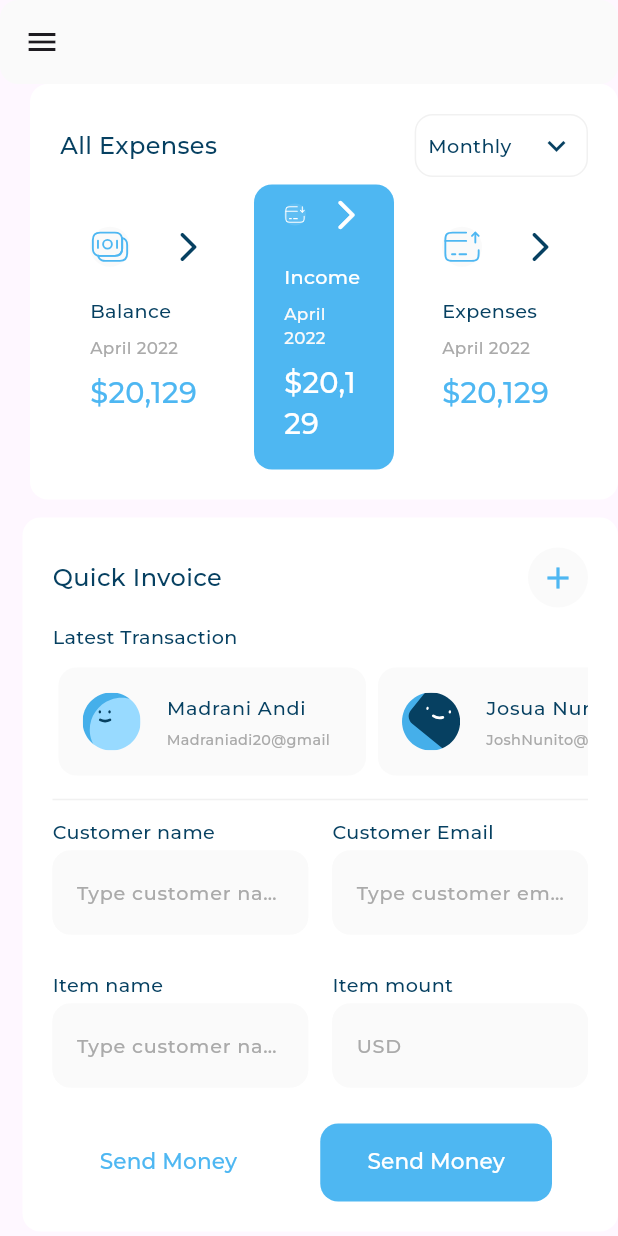
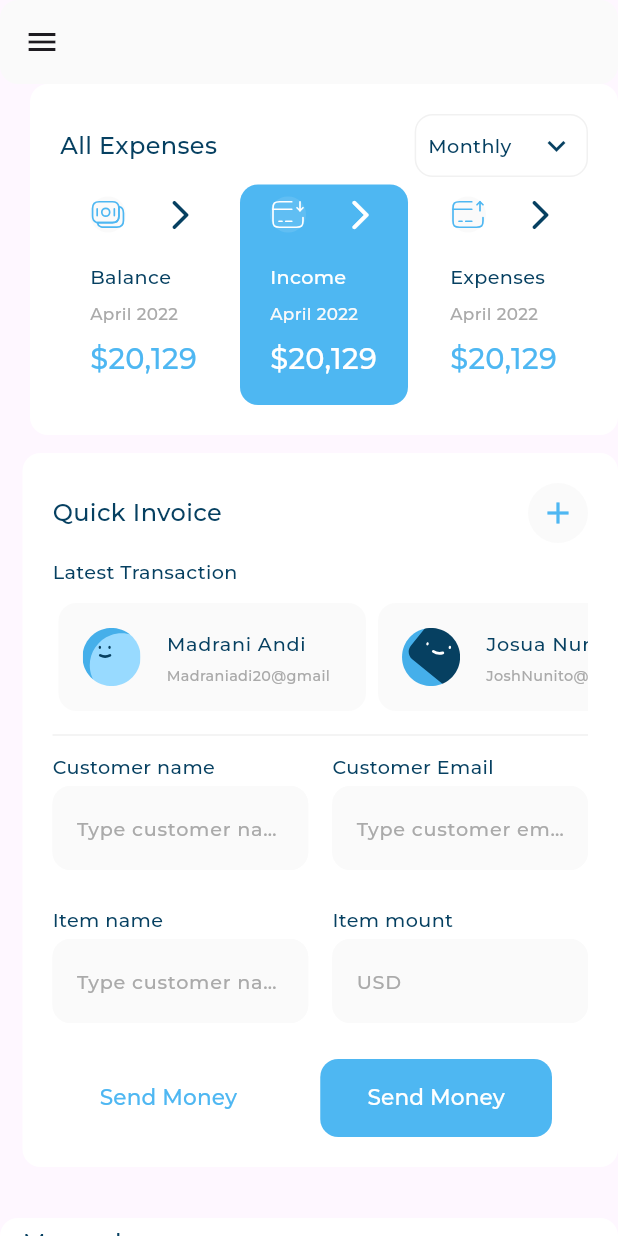
Before and after one commit to AAhmedTarekElshamy/responsive_dash_board, a Flutter app: the screen it shows after launch, after a tap on "Income", on a phone screen of 412 x 824 dp. Run offline on Flutter 3.47's test engine with Material 3 defaults, Android fonts, the phone set to English and light mode, and no system bars; our stand-ins replace device_preview, expandable_page_view, fl_chart, flutter_svg; project files that could hold a hidden picture were left out.

Commit message:
detailed_income_chart.dart()✅     dashboard_desktop_layout.dart()✅   dashboard_tablet_layout.dart ()✅                      edit AllExpensesItemHeader()

```diff
--- a/lib/widgets/all_expenses_items_list_view.dart
+++ b/lib/widgets/all_expenses_items_list_view.dart
@@ -34,40 +34,83 @@ class _AllExpensesItemsListViewState extends State<AllExpensesItemsListView> {
   @override
   Widget build(BuildContext context) {
     return Row(
-      children:
-          ExpensesItemsList.asMap().entries.map((e) {
-        int index = e.key;
-        var item = e.value;
-        if (index == 1) {
-          return Expanded(
+      children: [
+        Expanded(
           child: GestureDetector(
-              onTap: (){
-                updateIndex(index);
+            onTap: () {
+              updateIndex(0);
             },
-              child: Padding(
-                padding: const EdgeInsets.symmetric(horizontal: 12),
             child: AllExpensesItem(
-                  allExpensessItemModel: item,
-                  isSelected: selectedIndex == index,
+              allExpensessItemModel: ExpensesItemsList[0],
+              isSelected: selectedIndex == 0,
             ),
           ),
         ),
-          );
-        } else {
-          return Expanded(
+        const SizedBox(
+          width: 8,
+        ),
+        Expanded(
           child: GestureDetector(
-              onTap: (){
-                updateIndex(index);
+            onTap: () {
+              updateIndex(1);
             },
             child: AllExpensesItem(
-            allExpensessItemModel: item,
-            isSelected: selectedIndex == index,
+              allExpensessItemModel: ExpensesItemsList[1],
+              isSelected: selectedIndex == 1,
             ),
           ),
+        ),
+        const SizedBox(
+          width: 8,
+        ),
+        Expanded(
+          child: GestureDetector(
+            onTap: () {
+              updateIndex(2);
+            },
+            child: AllExpensesItem(
+              allExpensessItemModel: ExpensesItemsList[2],
+              isSelected: selectedIndex == 2,
+            ),
+          ),
+        ),
+      ],
     );
-        }
-      }).toList(),
-    );
+
+    // Row(
+    //   children: ExpensesItemsList.asMap().entries.map((e) {
+    //     int index = e.key;
+    //     var item = e.value;
+    //     if (index == 1) {
+    //       return Expanded(
+    //         child: GestureDetector(
+    //           onTap: () {
+    //             updateIndex(index);
+    //           },
+    //           child: Padding(
+    //             padding: const EdgeInsets.symmetric(horizontal: 12),
+    //             child: AllExpensesItem(
+    //               allExpensessItemModel: item,
+    //               isSelected: selectedIndex == index,
+    //             ),
+    //           ),
+    //         ),
+    //       );
+    //     } else {
+    //       return Expanded(
+    //         child: GestureDetector(
+    //           onTap: () {
+    //             updateIndex(index);
+    //           },
+    //           child: AllExpensesItem(
+    //             allExpensessItemModel: item,
+    //             isSelected: selectedIndex == index,
+    //           ),
+    //         ),
+    //       );
+    //     }
+    //   }).toList(),
+    // );
     // map((e) => Expanded(
     //   child: AllExpensesItem(
     //     allExpensessItemModel: e,
--- a/lib/widgets/in_active_&_active_expenses_item.dart
+++ b/lib/widgets/in_active_&_active_expenses_item.dart
@@ -27,23 +27,32 @@ class InActiveAllExpensesItem extends StatelessWidget {
           const SizedBox(
             height: 20,
           ),
-          Text(
+          FittedBox(
+            fit: BoxFit.scaleDown,
+            child: Text(
               allExpensessItemModel.title,
               style: AppStyles.styleMedium16(context),
+            ),
           ),
           const SizedBox(
             height: 8,
           ),
-          Text(
+          FittedBox(
+            fit: BoxFit.scaleDown,
+            child: Text(
               allExpensessItemModel.date,
               style: AppStyles.styleRegular14(context),
+            ),
           ),
           const SizedBox(
             height: 8,
           ),
-          Text(
+          FittedBox(
+            fit: BoxFit.scaleDown,
+            child: Text(
               allExpensessItemModel.price,
               style: AppStyles.styleSemiBold24(context),
+            ),
           ),
           const SizedBox(
             height: 10,
@@ -79,25 +88,34 @@ class ActiveAllExpensesItem extends StatelessWidget {
           const SizedBox(
             height: 20,
           ),
-          Text(
+          FittedBox(
+            fit: BoxFit.scaleDown,
+            child: Text(
               allExpensessItemModel.title,
               style: AppStyles.styleMedium16(context).copyWith(color: Colors.white),
+            ),
           ),
           const SizedBox(
             height: 8,
           ),
-          Text(
+          FittedBox(
+            fit: BoxFit.scaleDown,
+            child: Text(
               allExpensessItemModel.date,
               style: AppStyles.styleRegular14(context).copyWith(
                 color: const Color(0xFFFAFAFA),
               ),
             ),
+          ),
           const SizedBox(
             height: 8,
           ),
-          Text(
+          FittedBox(
+            fit: BoxFit.scaleDown,
+            child: Text(
               allExpensessItemModel.price,
               style: AppStyles.styleSemiBold24(context).copyWith(color: Colors.white),
+            ),
           ),
           const SizedBox(
             height:10,
```
Lines whose indentation alone changed are shown as unchanged.
